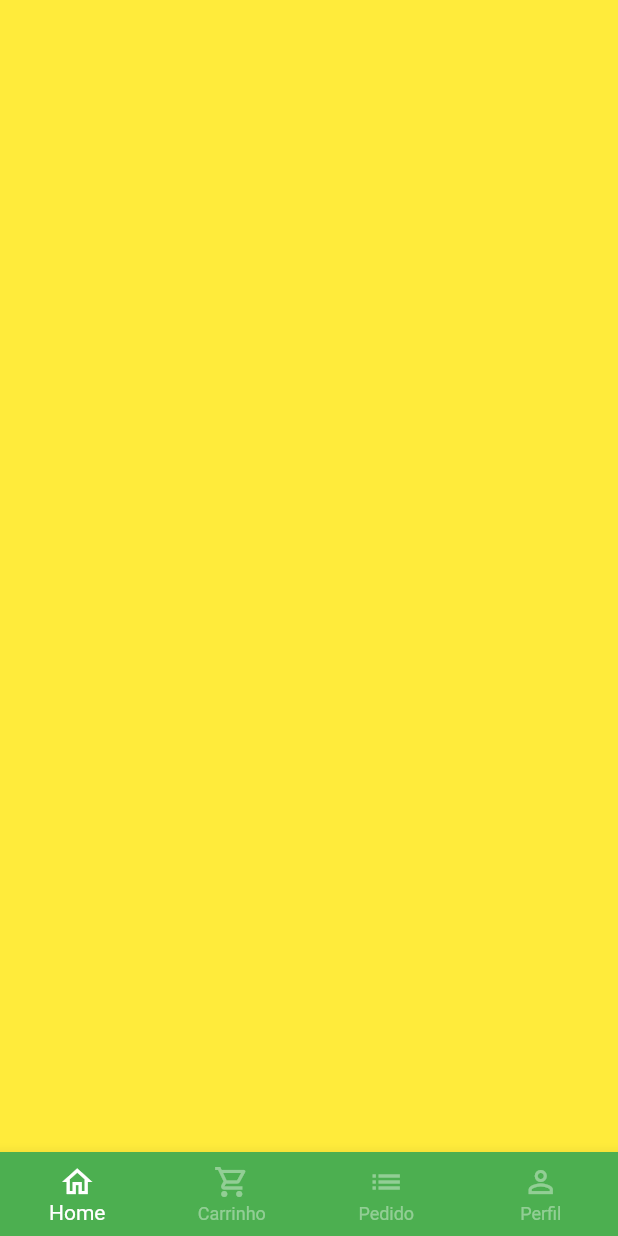
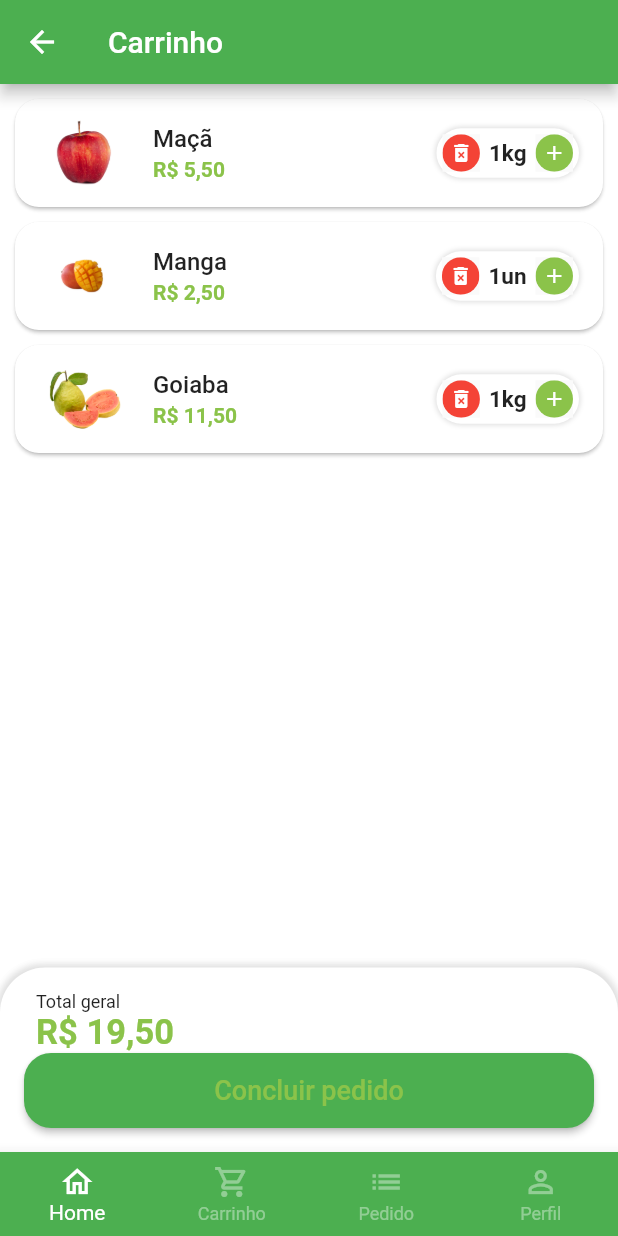
Before and after one commit to GilmarOQueiroz/quitanda-virtual-flutter, a Flutter app: the BaseScreen screen opened directly, swiped to page 2, on a phone screen of 412 x 824 dp. Run offline on Flutter 3.47's test engine with Material 2 defaults, Android fonts, the phone set to English and light mode, and no system bars; our stand-ins replace animated_text_kit, mask_text_input_formatter.

Commit message:
Projeto app Flutter Quitanda Virtual 11/06/2023

```diff
--- a/lib/src/config/app_data.dart
+++ b/lib/src/config/app_data.dart
@@ -1,4 +1,6 @@
 import 'package:hortifrute/src/models/item_model.dart';
+import 'package:hortifrute/src/models/user_model.dart';
+import '../models/cart_item_model.dart';
 
 ItemModel apple = ItemModel(
     description: 'A melhor maçã da região e que conta com o melhor preço de qualquer quitanda. Este item conta com vitaminas essenciais para o fortalecimento corporal, resultando em uma vida saudável. ',
@@ -71,3 +73,26 @@
     'Cereais',
     'legumes',
 ];
+
+List<CartItemModel> cartItems = [
+    CartItemModel(
+        item: apple,
+        quantity: 1,
+    ),
+    CartItemModel(
+        item: mango,
+        quantity: 1,
+    ),
+    CartItemModel(
+        item: guava,
+        quantity: 1,
+    ),
+];
+
+UserModel user = UserModel(
+    phone: '99 9 9999-9999',
+    cpf: '999.999.999-99',
+    email: 'nome@email.com.br',
+    name: 'nome',
+    password: '',
+);
--- /dev/null
+++ b/lib/src/models/cart_item_model.dart
@@ -0,0 +1,14 @@
+import 'package:hortifrute/src/models/item_model.dart';
+
+class CartItemModel {
+  ItemModel item;
+  int quantity;
+
+  CartItemModel({
+    required this.item,
+    required this.quantity,
+});
+
+  double totalPrice() => item.price * quantity;
+
+}
--- a/lib/src/pages/auth/sign_in_screen.dart
+++ b/lib/src/pages/auth/sign_in_screen.dart
@@ -3,7 +3,7 @@
 import 'package:hortifrute/src/pages/auth/sign_up_screen.dart';
 import '../../config/custom_colors.dart';
 import '../base/base_screen.dart';
-import 'components/custom_text_field.dart';
+import '../common_widgets/custom_text_field.dart';
 
 class SignInScreen extends StatelessWidget {
   const SignInScreen({Key? key}) : super(key: key);
--- a/lib/src/pages/auth/sign_up_screen.dart
+++ b/lib/src/pages/auth/sign_up_screen.dart
@@ -1,7 +1,7 @@
 import 'package:flutter/material.dart';
 import 'package:mask_text_input_formatter/mask_text_input_formatter.dart';
 import '../../config/custom_colors.dart';
-import 'components/custom_text_field.dart';
+import '../common_widgets/custom_text_field.dart';
 
 class SignScreen extends StatelessWidget {
   SignScreen({Key? key}) : super(key: key);
--- a/lib/src/pages/base/base_screen.dart
+++ b/lib/src/pages/base/base_screen.dart
@@ -1,6 +1,7 @@
 import 'package:flutter/material.dart';
-
+import '../cart/cart_tab.dart';
 import '../home/home_tab.dart';
+import '../profile/profile_tab.dart';
 
 class BaseScreen extends StatefulWidget {
   const BaseScreen({Key? key}) : super(key: key);
@@ -21,9 +22,9 @@
         controller: pageController,
         children: [
           const HomeTab(),
-          Container(color: Colors.yellow),
+          const CartTab(),
           Container(color: Colors.blue),
-          Container(color: Colors.purple),
+          const ProfileTab(),
         ],
       ),
       bottomNavigationBar: BottomNavigationBar(
--- /dev/null
+++ b/lib/src/pages/cart/cart_tab.dart
@@ -0,0 +1,155 @@
+// ignore_for_file: library_prefixes
+
+import 'package:flutter/material.dart';
+import 'package:hortifrute/src/models/cart_item_model.dart';
+import 'package:hortifrute/src/services/utils_services.dart';
+import '../../config/custom_colors.dart';
+import 'package:hortifrute/src/config/app_data.dart'as appData;
+import 'components/cart_tile.dart';
+
+class CartTab extends StatefulWidget {
+  const CartTab({Key? key}) : super(key: key);
+
+  @override
+  State<CartTab> createState() => _CartTabState();
+}
+
+class _CartTabState extends State<CartTab> {
+  final UtilsServices utilsServices = UtilsServices();
+
+  void removeItemFromCart(CartItemModel cartItem) {
+    setState(() {
+      appData.cartItems.remove(cartItem);
+    });
+  }
+
+  double cartTotalPrice() {
+    double total = 0;
+    for (var item in appData.cartItems) {
+      total += item.totalPrice();
+    }
+    return total;
+  }
+
+  @override
+  Widget build(BuildContext context) {
+    return Scaffold(
+      appBar: AppBar(
+        title: const Text('Carrinho'),
+      ),
+      body: Column(
+        children: [
+
+          Expanded(
+            child: ListView.builder(
+              itemCount: appData.cartItems.length,
+              itemBuilder: (_, index) {
+                return CartTile(
+                  cartItem: appData.cartItems[index],
+                  remove: removeItemFromCart,
+                );
+              },
+            ),
+          ),
+          Container(
+            padding: const EdgeInsets.all(16),
+            decoration: BoxDecoration(
+              color: Colors.white,
+              borderRadius: const BorderRadius.vertical(
+                top: Radius.circular(30),
+              ),
+              boxShadow: [
+                BoxShadow(
+                  color: Colors.grey.shade300,
+                  blurRadius: 3,
+                  spreadRadius: 2,
+                ),
+              ],
+            ),
+            child: Column(
+              crossAxisAlignment: CrossAxisAlignment.stretch,
+              children: [
+                Padding(
+                  padding: const EdgeInsets.only(left: 8),
+                  child: Column(
+                    crossAxisAlignment: CrossAxisAlignment.start,
+                    children: [
+                      const Text(
+                        'Total geral',
+                        style: TextStyle(
+                          fontSize: 12,
+                        ),
+                      ),
+                      Text(
+                        utilsServices.priceToCurrency(cartTotalPrice()),
+                        style: TextStyle(
+                          fontSize: 23,
+                          color: CustomColors.customSwatchColor,
+                          fontWeight: FontWeight.bold,
+                        ),
+                      ),
+                    ],
+                  ),
+                ),
+                SizedBox(
+                  height: 50,
+                  child: ElevatedButton(
+                    style: ElevatedButton.styleFrom(
+                      foregroundColor: CustomColors.customSwatchColor,
+                      shape: RoundedRectangleBorder(
+                        borderRadius: BorderRadius.circular(18),
+                      ),
+                    ),
+                    onPressed: () async{
+                      bool? result = await showOrderConfirmation();
+                      print(result);
+                    },
+                    child: const Text(
+                      'Concluir pedido',
+                      style: TextStyle(
+                        fontSize: 18,
+                      ),
+                    ),
+                  ),
+                ),
+              ],
+            ),
+          ),
+        ],
+      ),
+    );
+  }
+  Future<bool?> showOrderConfirmation() {
+    return showDialog<bool>(
+      context: context,
+      builder: (context) {
+        return AlertDialog(
+          shape: RoundedRectangleBorder(
+            borderRadius: BorderRadius.circular(20),
+          ),
+          title: const Text('Confirmação'),
+          content: const Text('Deseja realmente concluir o pedido?'),
+          actions: [
+            TextButton(
+              onPressed: () {
+                Navigator.of(context).pop(false);
+              },
+              child: const Text('Não'),
+            ),
+            ElevatedButton(
+              style: ElevatedButton.styleFrom(
+                shape: RoundedRectangleBorder(
+                  borderRadius: BorderRadius.circular(20),
+                ),
+              ),
+              onPressed: () {
+                Navigator.of(context).pop(true);
+              },
+              child: const Text('Sim'),
+            ),
+          ],
+        );
+      },
+    );
+  }
+}
--- /dev/null
+++ b/lib/src/pages/cart/components/cart_tile.dart
@@ -0,0 +1,74 @@
+import 'package:flutter/material.dart';
+import 'package:hortifrute/src/models/cart_item_model.dart';
+import 'package:hortifrute/src/services/utils_services.dart';
+import '../../../config/custom_colors.dart';
+import '../../common_widgets/quantity_widget.dart';
+
+class CartTile extends StatefulWidget {
+  final CartItemModel cartItem;
+  final Function(CartItemModel) remove;
+
+  const CartTile({
+    Key? key,
+    required this.cartItem,
+    required this.remove,
+  }) : super(key: key);
+
+  @override
+  State<CartTile> createState() => _CartTileState();
+}
+
+class _CartTileState extends State<CartTile> {
+  final UtilsServices utilsServices = UtilsServices();
+
+  @override
+  Widget build(BuildContext context) {
+    return Card(
+      margin:  const EdgeInsets.fromLTRB(10, 10, 10, 0),
+      shape: RoundedRectangleBorder(
+        borderRadius: BorderRadius.circular(16),
+      ),
+      child: ListTile(
+        //imagem
+        leading: Image.asset(
+          widget.cartItem.item.imgUrl,
+          height: 60,
+          width: 60,
+        ),
+        //Titulo
+        title: Text(
+          widget.cartItem.item.itemName,
+          style: const TextStyle(
+            fontWeight: FontWeight.w500,
+          ),
+        ),
+
+        //Total
+        subtitle: Text(
+          utilsServices.priceToCurrency(widget.cartItem.totalPrice()),
+          style: TextStyle(
+            color: CustomColors.customSwatchColor,
+            fontWeight: FontWeight.bold,
+          ),
+        ),
+
+        //Quantidade
+        trailing: QuantityWidget(
+          suffixText: widget.cartItem.item.unit,
+          value: widget.cartItem.quantity,
+          result: (quantity) {
+            setState(() {
+              widget.cartItem.quantity = quantity;
+              if(quantity == 0) {
+                // Remover do carrinho
+                widget.remove(widget.cartItem);
+              }
+            });
+          },
+          isRemovable: true,
+        ),
+      ),
+
+    );
+  }
+}
--- a/lib/src/pages/auth/components/custom_text_field.dart
+++ b/lib/src/pages/common_widgets/custom_text_field.dart
@@ -7,6 +7,8 @@
   final String label;
   final bool isSecret;
   final List<TextInputFormatter>? inputFormatters;
+  final String? initialValue;
+  final bool readOnly;
 
 
   const CustomTextField({
@@ -15,6 +17,8 @@
     required this.label,
     this.isSecret = false,
     this.inputFormatters,
+    this.initialValue,
+    this.readOnly = false,
   }) : super(key: key);
 
   @override
@@ -38,6 +42,8 @@
     return Padding(
       padding: const EdgeInsets.only(bottom: 15),
       child: TextFormField(
+        readOnly: widget.readOnly,
+        initialValue: widget.initialValue,
         inputFormatters: widget.inputFormatters,
         obscureText: isObscure,
         decoration: InputDecoration(
--- a/lib/src/pages/common_widgets/quantity_widget.dart
+++ b/lib/src/pages/common_widgets/quantity_widget.dart
@@ -5,12 +5,14 @@
   final int value;
   final String suffixText;
   final Function(int quantity) result;
+  final bool isRemovable;
 
   const QuantityWidget({
     Key? key,
     required this.suffixText,
     required this.value,
     required this.result,
+    this.isRemovable = false,
   }) : super(key: key);
 
   @override
@@ -29,12 +31,13 @@
         ],
       ),
       child: Row(
+        mainAxisSize: MainAxisSize.min,
         children: [
           _QuantityButton(
-            icon: Icons.remove,
-            color: Colors.grey.shade300,
+            icon: !isRemovable || value > 1 ? Icons.remove : Icons.delete_forever,
+            color: !isRemovable || value > 1 ? Colors.grey : Colors.red,
             onPressed: (){
-              if (value == 1) return;
+              if (value == 1 && !isRemovable) return;
               int resultCount = value - 1;
               result(resultCount);
             },
```
Also changed, not shown: lib/src/models/user_model.dart (added, +15 -0 lines), lib/src/pages/profile/profile_tab.dart (added, +109 -0 lines).
